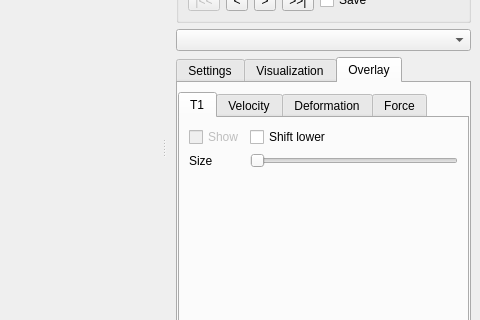
danlipsa/foamvis, file MainWindow.ui: the form before one commit; both pictures show x 532 to 1012 and y 153 to 473 of the 1012 by 599 pixel window.
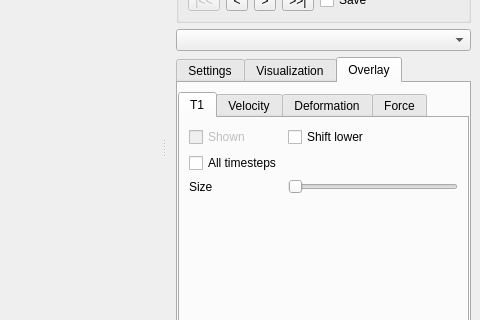
The form after the commit. The open tabs and pages were chosen to show the change. Custom widgets are drawn as their Qt base class.

What changed in the file:
```diff
--- a/MainWindow.ui
+++ b/MainWindow.ui
@@ -1996,7 +1996,7 @@
                 <bool>false</bool>
                </property>
                <property name="text">
-                <string>Show</string>
+                <string>Shown</string>
                </property>
               </widget>
              </item>
@@ -2007,20 +2007,27 @@
                </property>
               </widget>
              </item>
-             <item row="1" column="1">
+             <item row="2" column="1">
               <widget class="QSlider" name="horizontalSliderT1Size">
                <property name="orientation">
                 <enum>Qt::Horizontal</enum>
                </property>
               </widget>
              </item>
-             <item row="1" column="0">
+             <item row="2" column="0">
               <widget class="QLabel" name="labelT1Size">
                <property name="text">
                 <string>Size</string>
                </property>
               </widget>
              </item>
+             <item row="1" column="0">
+              <widget class="QCheckBox" name="checkBoxT1sAllTimesteps">
+               <property name="text">
+                <string>All timesteps</string>
+               </property>
+              </widget>
+             </item>
             </layout>
            </widget>
            <widget class="QWidget" name="tabVelocity">
```
Left out of the diff: 356 changed lines with no effect on the pictures.
